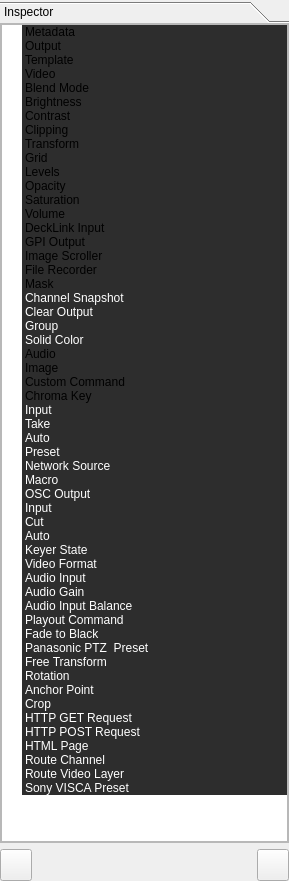
Before: the Qt Designer form src/Widgets/Inspector/InspectorWidget.ui in CasparCG/client, drawn with Qt 5.
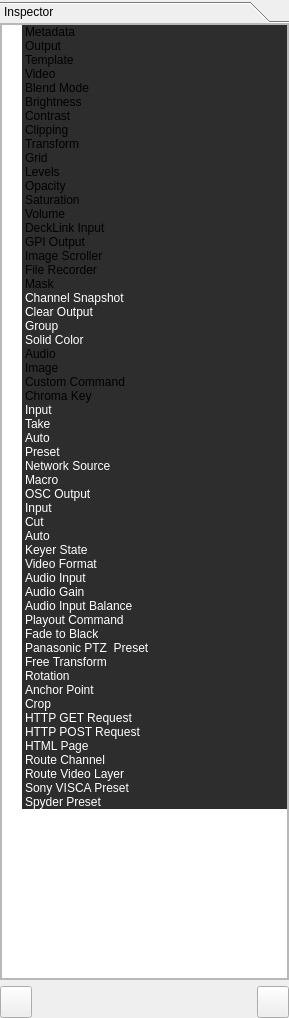
After: the same form once the commit is applied.

Commit message: Added support for trigger presets in Spyder systems.

```diff
--- a/src/Widgets/Inspector/InspectorWidget.ui
+++ b/src/Widgets/Inspector/InspectorWidget.ui
@@ -7,7 +7,7 @@
     <x>0</x>
     <y>0</y>
     <width>289</width>
-    <height>881</height>
+    <height>1018</height>
    </rect>
   </property>
   <property name="sizePolicy">
@@ -58,7 +58,7 @@
         <x>0</x>
         <y>0</y>
         <width>289</width>
-        <height>819</height>
+        <height>956</height>
        </rect>
       </property>
       <property name="sizePolicy">
@@ -103,7 +103,7 @@
             <x>0</x>
             <y>0</y>
             <width>287</width>
-            <height>817</height>
+            <height>954</height>
            </rect>
           </property>
           <layout class="QVBoxLayout" name="verticalLayout_3">
@@ -1412,6 +1412,29 @@
                </brush>
               </property>
              </item>
+             <item>
+              <property name="text">
+               <string>Spyder Preset</string>
+              </property>
+              <property name="background">
+               <brush brushstyle="SolidPattern">
+                <color alpha="255">
+                 <red>45</red>
+                 <green>45</green>
+                 <blue>45</blue>
+                </color>
+               </brush>
+              </property>
+              <property name="foreground">
+               <brush brushstyle="SolidPattern">
+                <color alpha="255">
+                 <red>255</red>
+                 <green>255</green>
+                 <blue>255</blue>
+                </color>
+               </brush>
+              </property>
+             </item>
             </widget>
            </item>
           </layout>
```
The commit also changes 33 other files.
